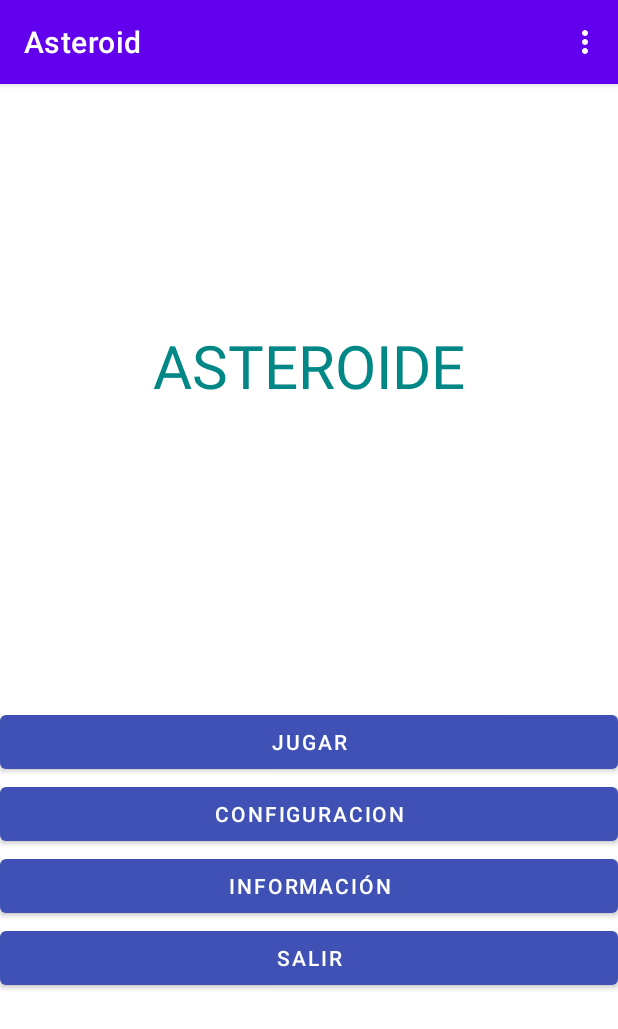
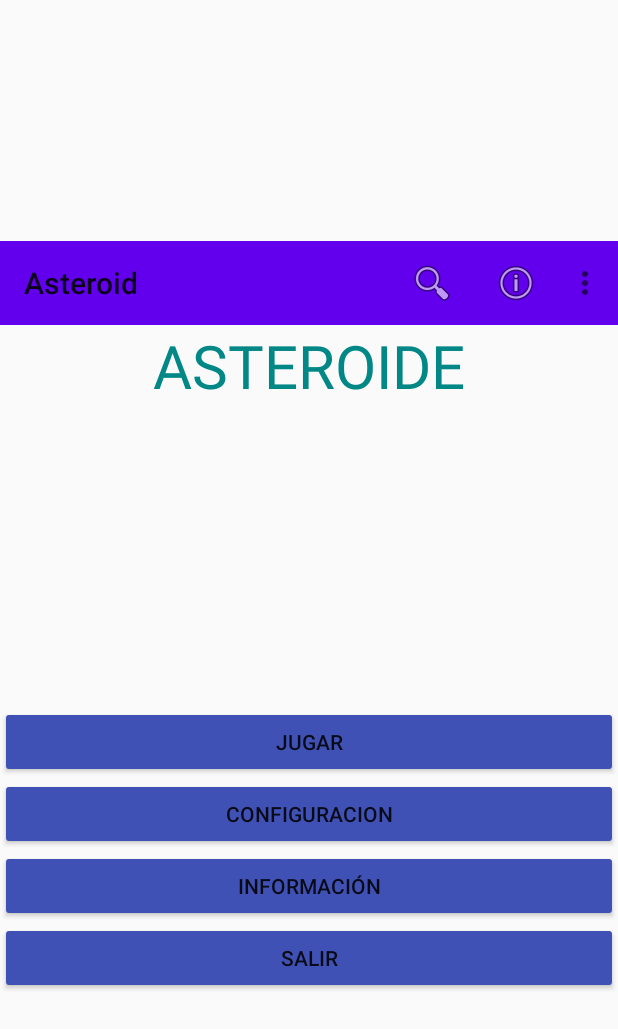
Before and after one commit to yapelaezp/Asteroid, an Android app: the screen it shows after launch (MainActivity), on a phone screen of 412 x 824 dp. Shown: the top 1029 px of the screen. Run offline under Robolectric (Android 15) with nearby library versions, the phone set to English and light mode, and no system bars.

Commit message:
Se agregar Toolbar

```diff
--- a/app/src/main/AndroidManifest.xml
+++ b/app/src/main/AndroidManifest.xml
@@ -8,7 +8,7 @@
         android:label="@string/app_name"
         android:roundIcon="@mipmap/ic_launcher2"
         android:supportsRtl="true"
-        android:theme="@style/Theme.Asteroid">
+        android:theme="@style/Theme.AppCompat.Light.NoActionBar">
         <activity android:name=".MainActivity">
             <intent-filter>
                 <action android:name="android.intent.action.MAIN" />
--- a/app/src/main/java/com/example/asteroid/MainActivity.java
+++ b/app/src/main/java/com/example/asteroid/MainActivity.java
@@ -1,20 +1,29 @@
 package com.example.asteroid;
 
 import androidx.annotation.NonNull;
+import androidx.annotation.RequiresApi;
 import androidx.appcompat.app.AppCompatActivity;
+import androidx.appcompat.widget.Toolbar;
 
 import android.content.Intent;
+import android.os.Build;
 import android.os.Bundle;
 import android.view.Menu;
 import android.view.MenuItem;
 import android.view.View;
 
+
 public class MainActivity extends AppCompatActivity {
 
+    private Toolbar toolbar;
+
+    @RequiresApi(api = Build.VERSION_CODES.LOLLIPOP)
     @Override
     protected void onCreate(Bundle savedInstanceState) {
         super.onCreate(savedInstanceState);
         setContentView(R.layout.activity_main);
+        toolbar = (Toolbar) findViewById(R.id.tool_bar);
+        setSupportActionBar(toolbar);
     }
 
     public void verInformacion (View vistaInformacion){
--- a/app/src/main/res/layout/activity_main.xml
+++ b/app/src/main/res/layout/activity_main.xml
@@ -8,6 +8,8 @@
     android:orientation="vertical"
     tools:context=".MainActivity">
 
+    <include layout="@layout/tool_bar"
+        android:id="@+id/tool_bar"/>
 
     <TextView
         android:id="@+id/textView"
--- /dev/null
+++ b/app/src/main/res/layout/tool_bar.xml
@@ -0,0 +1,9 @@
+<?xml version="1.0" encoding="utf-8"?>
+
+<androidx.appcompat.widget.Toolbar
+    xmlns:android="http://schemas.android.com/apk/res/android"
+    android:layout_width="match_parent"
+    android:layout_height="wrap_content"
+    android:background="@color/design_default_color_primary">
+
+</androidx.appcompat.widget.Toolbar>
--- a/app/src/main/res/menu/menu_activity.xml
+++ b/app/src/main/res/menu/menu_activity.xml
@@ -1,10 +1,21 @@
 <?xml version="1.0" encoding="utf-8"?>
 <menu xmlns:android="http://schemas.android.com/apk/res/android"
     xmlns:tools="http://schemas.android.com/tools"
+    xmlns:app="http://schemas.android.com/apk/res-auto"
     tools:context=".MainActivity">
 
         <item android:id="@+id/menuConfiguracion"
-            android:title="@string/config"/>
+            android:title="@string/config"
+            android:icon="@android:drawable/ic_menu_preferences"
+            app:showAsAction="never"/>
         <item android:id="@+id/menuInfo"
-            android:title="@string/info"/>
+            android:title="@string/info"
+            android:icon="@android:drawable/ic_menu_info_details"
+            app:showAsAction="ifRoom"
+            android:orderInCategory="3"/>
+        <item android:id="@+id/menuBuscar"
+            android:title="@string/search"
+            android:icon="@android:drawable/ic_menu_search"
+            app:showAsAction="always"
+            android:orderInCategory="1"/>
 </menu>
--- a/app/src/main/res/values/strings.xml
+++ b/app/src/main/res/values/strings.xml
@@ -9,6 +9,7 @@
     <string name="developer">Desarrolador: Yesid Peláez</string>
     <string name="language"> Lenguaje: Java</string>
     <string name="year">Año: 2021</string>
+    <string name="search"> Buscar</string>
 
 
 
--- a/build.gradle
+++ b/build.gradle
@@ -7,8 +7,6 @@ buildscript {
     dependencies {
         classpath "com.android.tools.build:gradle:4.2.1"
 
-        // NOTE: Do not place your application dependencies here; they belong
-        // in the individual module build.gradle files
     }
 }
 
```
Also changed, not shown: 2 other files.
